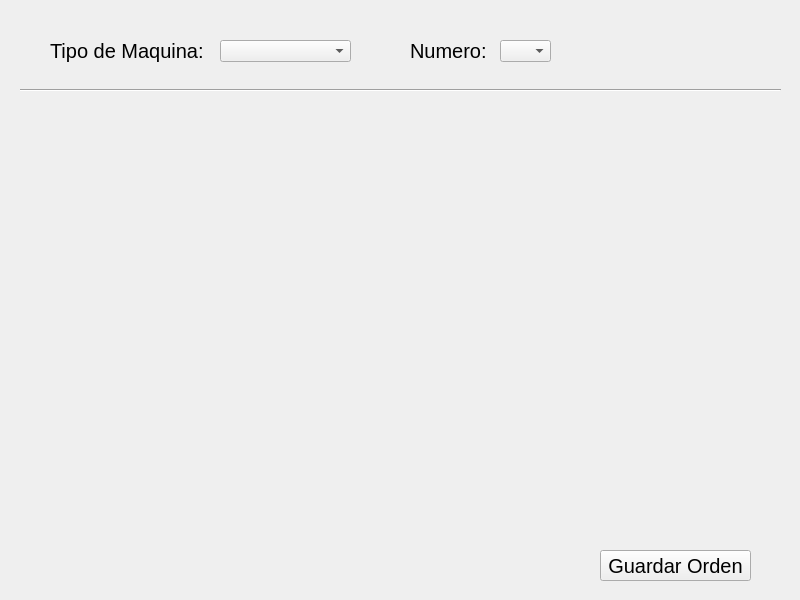
First picture: the form in Bolsaco/CargaTareas.ui, repository maurocipo/Bolsaco, before the edit.
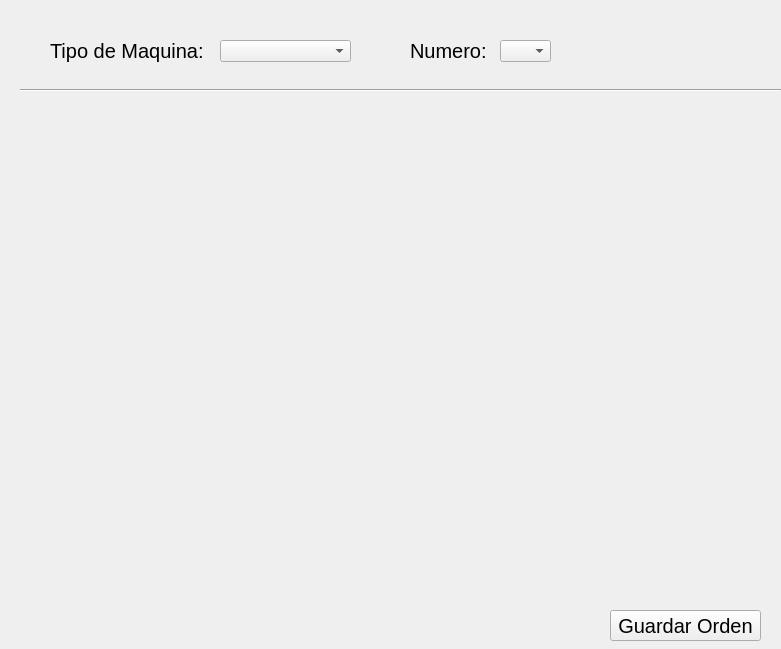
Second picture: the form after the edit.

```diff
--- a/Bolsaco/CargaTareas.ui
+++ b/Bolsaco/CargaTareas.ui
@@ -6,8 +6,8 @@
    <rect>
     <x>0</x>
     <y>0</y>
-    <width>800</width>
-    <height>600</height>
+    <width>781</width>
+    <height>649</height>
    </rect>
   </property>
   <property name="windowTitle">
@@ -87,15 +87,16 @@
     <rect>
      <x>10</x>
      <y>100</y>
-     <width>781</width>
+     <width>761</width>
      <height>501</height>
     </rect>
    </property>
+  </widget>
    <widget class="QPushButton" name="pushButton_guardar">
     <property name="geometry">
      <rect>
-      <x>590</x>
-      <y>450</y>
+     <x>610</x>
+     <y>610</y>
       <width>151</width>
       <height>31</height>
      </rect>
@@ -108,7 +109,6 @@
     <property name="text">
      <string>Guardar Orden</string>
     </property>
-   </widget>
   </widget>
  </widget>
  <tabstops>
```
Lines whose indentation alone changed are shown as unchanged.
